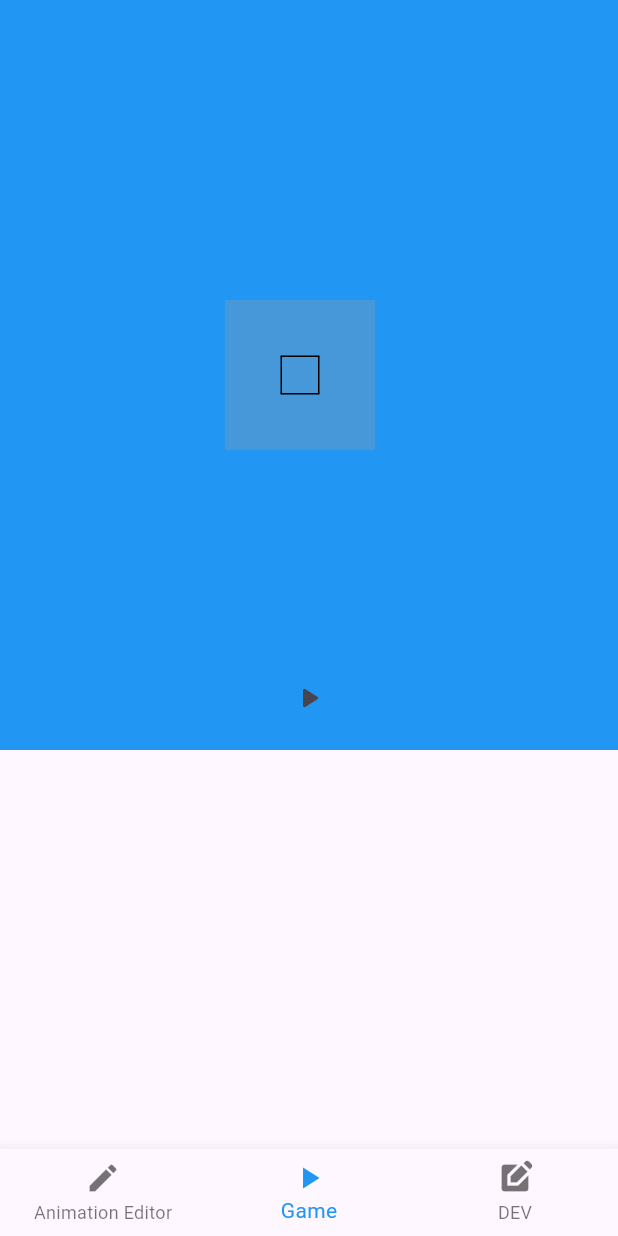
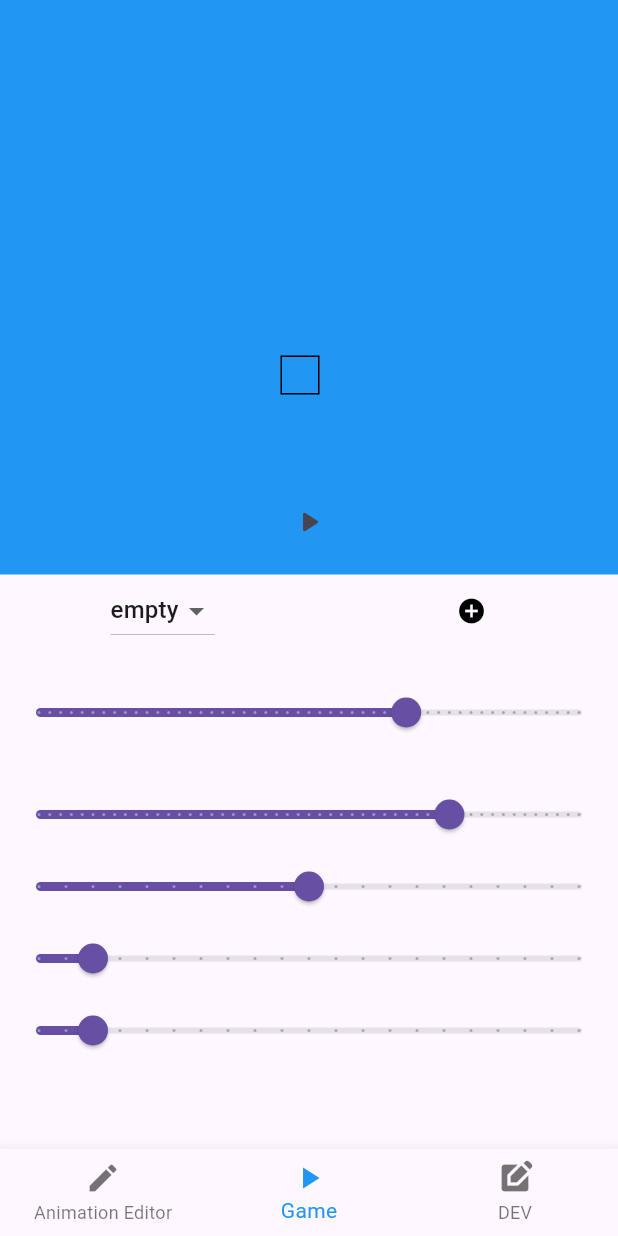
Before and after one commit to Abdallah-Ehab/project_Alpha, a Flutter app: the screen it shows after launch, item 2 of the bottom bar chosen, on a phone screen of 412 x 824 dp. Run offline on Flutter 3.47's test engine with Material 3 defaults, Android fonts, the phone set to English and light mode, and no system bars; our stand-ins replace google_fonts.

Commit message:
added the gameobject control panel

```diff
--- a/lib/providers/gameObjectProviders/game_object_manager_provider.dart
+++ b/lib/providers/gameObjectProviders/game_object_manager_provider.dart
@@ -27,8 +27,8 @@ class GameObjectManagerProvider extends ChangeNotifier {
     // Initialize the default GameObject inside the constructor
     gameObjects["empty"] = GameObject(
       name: "empty",
-      width: 100,
-      height: 100,
+      width: 1.0,
+      height: 1.0,
       animationTracks: {
         "idle": AnimationTrack(
           name: "idle",
@@ -141,9 +141,9 @@ class GameObjectManagerProvider extends ChangeNotifier {
     notifyListeners();
   }
 
-  void changeGlobalScale(double width, double height) {
-    _currentGameObject.width = width;
-    _currentGameObject.height = height;
+  void changeGlobalScale({double? width, double? height}) {
+    _currentGameObject.width = width ?? _currentGameObject.width;
+    _currentGameObject.height = height ?? _currentGameObject.height;
     notifyListeners();
   }
 
--- a/lib/screens/game_screen.dart
+++ b/lib/screens/game_screen.dart
@@ -1,10 +1,9 @@
-import 'dart:developer';
-
 import 'package:flutter/material.dart';
 import 'package:provider/provider.dart';
 
 import 'package:scratch_clone/providers/gameObjectProviders/game_object_manager_provider.dart';
 import 'package:scratch_clone/widgets/gameObjectWidgets/play_button.dart';
+import 'package:scratch_clone/widgets/gameobjectWidgets/game_object_properties_panel.dart';
 import 'package:scratch_clone/widgets/gameobjectWidgets/game_object_widget.dart';
 
 class GameScreen extends StatefulWidget {
@@ -19,7 +18,11 @@ class _GameScreenState extends State<GameScreen> {
   Widget build(BuildContext context) {
     var gameManagerProvider = Provider.of<GameObjectManagerProvider>(context);
     return Scaffold(
-      body: Container(
+      body: Column(
+        children: [
+          Expanded(
+
+            child: Container(
               color: Colors.blue,
               height: 500,
               width: 500,
@@ -35,23 +38,33 @@ class _GameScreenState extends State<GameScreen> {
                     ),
                   ),
                   ...gameManagerProvider.gameObjects.values.map((gameObject) {
-              return Positioned(
-                  top: gameObject.position.dy,
-                  left: gameObject.position.dx,
-                  child: GestureDetector(
-                      onDoubleTap: () {
-                        gameManagerProvider.playAnimation(
-                            trackName: "idle", gameObject: gameObject);
-                      },
-                      onTap: () {
-                        gameManagerProvider.currentGameObject = gameObject;
-                        log("current gameObject is ${gameManagerProvider.currentGameObject}");
-                      },
-                      child: GameObjectWidget(gameObject: gameObject)));
+                     return Transform(
+      alignment: Alignment.center,
+      transform: Matrix4.identity()
+        ..translate(gameObject.position.dx, gameObject.position.dy)
+        ..rotateZ(gameObject.rotation)
+        ..scale(gameObject.width,gameObject.height),
+      child: GameObjectWidget(gameObject: gameObject));//Positioned(
+                    //     top: gameObject.position.dy,
+                    //     left: gameObject.position.dx,
+                    //     child: GestureDetector(
+                    //         onDoubleTap: () {
+                    //           gameManagerProvider.playAnimation(
+                    //               trackName: "idle", gameObject: gameObject);
+                    //         },
+                    //         onTap: () {
+                    //           gameManagerProvider.currentGameObject = gameObject;
+                    //           log("current gameObject is ${gameManagerProvider.currentGameObject}");
+                    //         },
+                    //         child: GameObjectWidget(gameObject: gameObject)));
                   })
                 ],
               ),
             ),
+          ),
+          const Expanded(child: GameObjectPropertiesPanel())
+        ],
+      ),
     );
   }
 }
--- /dev/null
+++ b/lib/widgets/gameobjectWidgets/add_game_object_button.dart
@@ -0,0 +1,53 @@
+import 'package:flutter/material.dart';
+import 'package:provider/provider.dart';
+import 'package:scratch_clone/providers/gameObjectProviders/game_object_manager_provider.dart';
+
+class AddGameObjectButton extends StatefulWidget {
+  const AddGameObjectButton({super.key});
+
+  @override
+  State<AddGameObjectButton> createState() => _AddGameObjectButtonState();
+}
+
+class _AddGameObjectButtonState extends State<AddGameObjectButton> {
+  late TextEditingController _gameObjectNameController;
+  @override
+  void initState() {
+   _gameObjectNameController = TextEditingController();
+    super.initState();
+  }
+
+  @override
+  void dispose() {
+    _gameObjectNameController.dispose();
+      super.dispose();
+  }
+  @override
+  Widget build(BuildContext context) {
+    var gameObjectProvider = Provider.of<GameObjectManagerProvider>(context);
+    return  IconButton(
+      onPressed: (){
+        showDialog(context: context, builder: (context){
+          return AlertDialog(
+            content: TextField(
+              controller: _gameObjectNameController,
+              decoration: const InputDecoration(
+                hintText: "enter the gameObject name"
+              ),
+            ),
+            actions: [
+              TextButton(onPressed: (){
+                gameObjectProvider.createNewGameObject(_gameObjectNameController.text);
+              }, child: const Text("apply")),
+              TextButton(onPressed: (){
+                Navigator.of(context).pop();
+              },child: const Text("cancel"),)
+            ],
+          );
+        });
+
+      },
+      icon: const Icon(Icons.add_circle,size: 20,color: Colors.black),
+    );
+  }
+}
--- /dev/null
+++ b/lib/widgets/gameobjectWidgets/game_object_properties_panel.dart
@@ -0,0 +1,28 @@
+import 'package:flutter/material.dart';
+import 'package:scratch_clone/widgets/gameobjectWidgets/add_game_object_button.dart';
+import 'package:scratch_clone/widgets/gameobjectWidgets/game_object_drop_down_menu.dart';
+import 'package:scratch_clone/widgets/gameobjectWidgets/game_object_translation_sliders.dart';
+
+class GameObjectPropertiesPanel extends StatelessWidget {
+  const GameObjectPropertiesPanel({super.key});
+
+  @override
+  Widget build(BuildContext context) {
+    return const SingleChildScrollView(
+      child: Column(
+        children: [
+          Row(
+            mainAxisAlignment: MainAxisAlignment.spaceAround,
+            children: [
+              GameObjectDropDownMenu(),
+              AddGameObjectButton(),
+            ],
+          ),
+          SizedBox(height: 20,)
+          ,
+          GameObjectTranslationSliders()
+        ]
+      ),
+    );
+  }
+}
--- /dev/null
+++ b/lib/widgets/gameobjectWidgets/game_object_translation_sliders.dart
@@ -0,0 +1,66 @@
+import 'dart:math';
+
+import 'package:flutter/material.dart';
+import 'package:provider/provider.dart';
+import 'package:scratch_clone/providers/gameObjectProviders/game_object_manager_provider.dart';
+
+class GameObjectTranslationSliders extends StatelessWidget {
+  const GameObjectTranslationSliders({super.key});
+
+  @override
+  Widget build(BuildContext context) {
+    var gameObejctManagerProvider =
+        Provider.of<GameObjectManagerProvider>(context);
+    return Column(
+      children: [
+        Slider(
+          min: -400,
+          max: 400,
+          divisions: 50,
+          onChanged: (value) {
+            gameObejctManagerProvider.changeGlobalPosition(dx: value);
+          },
+          value: gameObejctManagerProvider.currentGameObject.position.dx,
+        ),
+        const SizedBox(
+          height: 20,
+        ),
+        Slider(
+            min: -400,
+            max: 400,
+            divisions: 50,
+            value: gameObejctManagerProvider.currentGameObject.position.dy,
+            onChanged: (value) {
+              gameObejctManagerProvider.changeGlobalPosition(dy: value);
+            }),
+        Slider(
+          min: -pi,
+          max: pi,
+          divisions: 20,
+          onChanged: (value) {
+            gameObejctManagerProvider.changeGlobalRotation(value);
+          },
+          value: gameObejctManagerProvider.currentGameObject.rotation,
+        ),
+        Slider(
+          min: 0,
+          max: 10,
+          divisions: 20,
+          onChanged: (value) {
+            gameObejctManagerProvider.changeGlobalScale(width: value);
+          },
+          value: gameObejctManagerProvider.currentGameObject.width,
+        ),
+        Slider(
+          min: 0,
+          max: 10,
+          divisions: 20,
+          onChanged: (value) {
+            gameObejctManagerProvider.changeGlobalScale(height: value);
+          },
+          value: gameObejctManagerProvider.currentGameObject.height,
+        ),
+      ],
+    );
+  }
+}
--- a/lib/widgets/gameobjectWidgets/game_object_widget.dart
+++ b/lib/widgets/gameobjectWidgets/game_object_widget.dart
@@ -17,10 +17,10 @@ class GameObjectWidget extends StatelessWidget {
         height: gameObject.height,
         child: CustomPaint(
           painter: GameObjectRenderer(
-            widthFactor:MediaQuery.of(context).size.width,
+            widthFactor: MediaQuery.of(context).size.width,
             heightFactor: MediaQuery.of(context).size.height * 0.6,
             gameObject: gameObject,
-            trackName: "idle"
+            trackName: "idle",
           ),
         ),
       );
```
Lines whose indentation alone changed are shown as unchanged.
